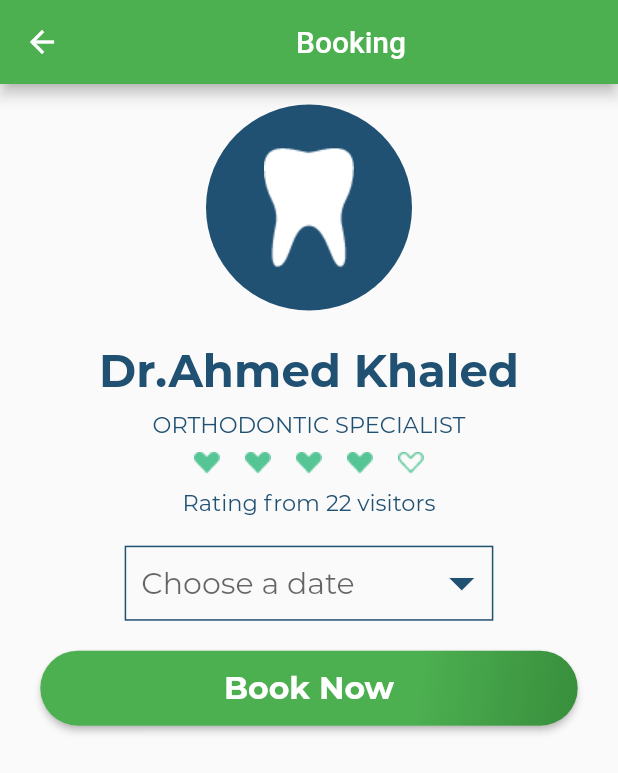
After one commit to Khalidm98/Treat-Min, a Flutter app: the BookNowScreen screen opened directly, on a phone screen of 412 x 824 dp. The commit adds this screen. Shown: the top 773 px of the screen. Run offline on Flutter 3.47's test engine with Material 2 defaults, Android fonts, the phone set to English and light mode, and no system bars; our stand-ins replace carousel_slider, step_progress_indicator, toggle_switch; missing offline and left inert: custom_switch_button, flutter_verification_code; project files that could hold a hidden picture were left out.

Commit message:
changed nothing

```diff
--- a/lib/screens/account_screen.dart
+++ b/lib/screens/account_screen.dart
@@ -1,8 +1,6 @@
 import 'package:flutter/material.dart';
-import '../widgets/input_field.dart';
-import '../widgets/app_raised_button.dart';
 
-class  AccountScreen extends StatelessWidget {
+class AccountScreen extends StatelessWidget {
   @override
   Widget build(BuildContext context) {
     return SafeArea(
--- /dev/null
+++ b/lib/screens/booknow_screen.dart
@@ -0,0 +1,86 @@
+import 'package:flutter/material.dart';
+import 'package:treat_min/widgets/rating_hearts.dart';
+import 'package:treat_min/widgets/booknow_dropdown_list.dart';
+import 'package:treat_min/widgets/app_raised_button.dart';
+import 'dart:ui';
+
+class BookNowScreen extends StatefulWidget {
+  static const routeName = '/available';
+  @override
+  _BookNowScreenState createState() => _BookNowScreenState();
+}
+
+class _BookNowScreenState extends State<BookNowScreen> {
+  @override
+  Widget build(BuildContext context) {
+    return Scaffold(
+      appBar: AppBar(
+        title: Center(child: Text("Booking")),
+      ),
+      body: Column(
+        children: [
+          Center(
+            child: Container(
+              child: Image.asset('assets/icons/tooth_filled.png'),
+              width: (MediaQuery.of(context).size.width) / 3,
+              height: (MediaQuery.of(context).size.height) / 5,
+              decoration: BoxDecoration(
+                color: Color(0xFF205072),
+                shape: BoxShape.circle,
+              ),
+            ),
+          ),
+          Padding(
+            padding: const EdgeInsets.all(8.0),
+            child: Text(
+              "Dr.Ahmed Khaled",
+              style: TextStyle(
+                fontSize: 30.0,
+                color: Color(0xFF205072),
+                fontFamily: 'Montserrat',
+                fontWeight: FontWeight.bold,
+              ),
+            ),
+          ),
+          Text(
+            "ORTHODONTIC SPECIALIST",
+            style: TextStyle(
+              fontSize: 15.0,
+              color: Color(0xFF205072),
+              fontFamily: 'Montserrat',
+            ),
+          ),
+          RatingHearts(iconWidth: 30, iconHeight: 30),
+          Padding(
+            padding: const EdgeInsets.fromLTRB(0, 0, 0, 20),
+            child: Text(
+              "Rating from 22 visitors",
+              style: TextStyle(
+                fontSize: 15.0,
+                color: Color(0xFF205072),
+                fontFamily: 'Montserrat',
+              ),
+            ),
+          ),
+          Container(
+            child: BookNowDropDownList(),
+            decoration: BoxDecoration(
+              border: Border.all(
+                color: Color(0xFF205072),
+              ),
+            ),
+          ),
+          Container(
+            padding: EdgeInsets.fromLTRB(0, 20, 0, 0),
+            width: (MediaQuery.of(context).size.width) / 1.15,
+            child: AppRaisedButton(
+              borderRad: 100,
+              label: 'Book Now',
+              onPressed: () {},
+            ),
+          ),
+        ],
+      ),
+    );
+  }
+}
--- a/lib/screens/signup_sreen.dart
+++ b/lib/screens/signup_sreen.dart
@@ -1,6 +1,4 @@
 import 'package:flutter/material.dart';
-import '../widgets/input_field.dart';
- import '../widgets/app_raised_button.dart';
 
 class SignupScreen extends StatelessWidget {
   static const routeName = '/signup';
--- a/lib/widgets/app_raised_button.dart
+++ b/lib/widgets/app_raised_button.dart
@@ -3,21 +3,24 @@ import 'package:flutter/material.dart';
 class AppRaisedButton extends StatelessWidget {
   final Function onPressed;
   final String label;
+  final double borderRad;
 
-  const AppRaisedButton({@required this.onPressed, @required this.label});
+  const AppRaisedButton(
+      {@required this.onPressed, @required this.label, this.borderRad = 10});
 
   @override
   Widget build(BuildContext context) {
     return RaisedButton(
       onPressed: this.onPressed,
       padding: const EdgeInsets.symmetric(horizontal: 0),
-      shape: RoundedRectangleBorder(borderRadius: BorderRadius.circular(10)),
+      shape: RoundedRectangleBorder(
+          borderRadius: BorderRadius.circular(borderRad)),
       child: Container(
         height: 50,
         width: double.infinity,
         alignment: Alignment.center,
         decoration: BoxDecoration(
-          borderRadius: BorderRadius.circular(10),
+          borderRadius: BorderRadius.circular(borderRad),
           gradient: LinearGradient(
             colors: [
               Theme.of(context).primaryColor,
--- /dev/null
+++ b/lib/widgets/booknow_dropdown_list.dart
@@ -0,0 +1,52 @@
+import 'package:flutter/material.dart';
+
+class BookNowDropDownList extends StatefulWidget {
+  @override
+  _BookNowDropDownListState createState() => _BookNowDropDownListState();
+}
+
+class _BookNowDropDownListState extends State<BookNowDropDownList> {
+  static List<String> schedule = [
+    'Sunday 18:00-22:00',
+    'Monday 17:00-21:00',
+    'Tuesday 12:00-15:00'
+  ];
+  String dropdownValue;
+  @override
+  Widget build(BuildContext context) {
+    return DropdownButtonHideUnderline(
+      child: DropdownButton<String>(
+        hint: Padding(
+          padding: const EdgeInsets.only(left: 10),
+          child: Text('Choose a date'),
+        ),
+        value: dropdownValue,
+        icon: Icon(
+          Icons.arrow_drop_down_sharp,
+          color: Color(0xFF205072),
+        ),
+        iconSize: 40,
+        elevation: 1,
+        style: TextStyle(
+          color: Color(0xFF205072),
+          fontFamily: 'Montserrat',
+          fontSize: 20,
+        ),
+        onChanged: (String newValue) {
+          setState(() {
+            dropdownValue = newValue;
+          });
+        },
+        items: schedule.map<DropdownMenuItem<String>>((String value) {
+          return DropdownMenuItem<String>(
+            value: value,
+            child: Container(
+              padding: EdgeInsets.only(left: 10),
+              child: Text(value),
+            ),
+          );
+        }).toList(),
+      ),
+    );
+  }
+}
--- /dev/null
+++ b/lib/widgets/rating_hearts.dart
@@ -0,0 +1,57 @@
+import 'package:flutter/material.dart';
+import 'doctor_card.dart';
+
+class RatingHearts extends StatelessWidget {
+  final double iconWidth;
+  final double iconHeight;
+  RatingHearts({@required this.iconHeight, @required this.iconWidth});
+
+  @override
+  Widget build(BuildContext context) {
+    return Row(
+      mainAxisSize: MainAxisSize.min,
+      children: [
+        Padding(
+          padding: doctorCardIconsPadding,
+          child: Image.asset(
+            "assets/icons/filled_heart.png",
+            width: iconWidth,
+            height: iconHeight,
+          ),
+        ),
+        Padding(
+          padding: doctorCardIconsPadding,
+          child: Image.asset(
+            "assets/icons/filled_heart.png",
+            width: iconWidth,
+            height: iconHeight,
+          ),
+        ),
+        Padding(
+          padding: doctorCardIconsPadding,
+          child: Image.asset(
+            "assets/icons/filled_heart.png",
+            width: iconWidth,
+            height: iconHeight,
+          ),
+        ),
+        Padding(
+          padding: doctorCardIconsPadding,
+          child: Image.asset(
+            "assets/icons/filled_heart.png",
+            width: iconWidth,
+            height: iconHeight,
+          ),
+        ),
+        Padding(
+          padding: doctorCardIconsPadding,
+          child: Image.asset(
+            "assets/icons/empty_heart.png",
+            width: iconWidth,
+            height: iconHeight,
+          ),
+        ),
+      ],
+    );
+  }
+}
```
Also changed, not shown: lib/main.dart (+5 -3 lines), lib/screens/auth_screen.dart (+6 -12 lines), lib/screens/verification_screen.dart (renamed from lib/screens/varfication_screen.dart, +16 -16 lines), lib/widgets/doctor_card.dart (+102 -48 lines).
